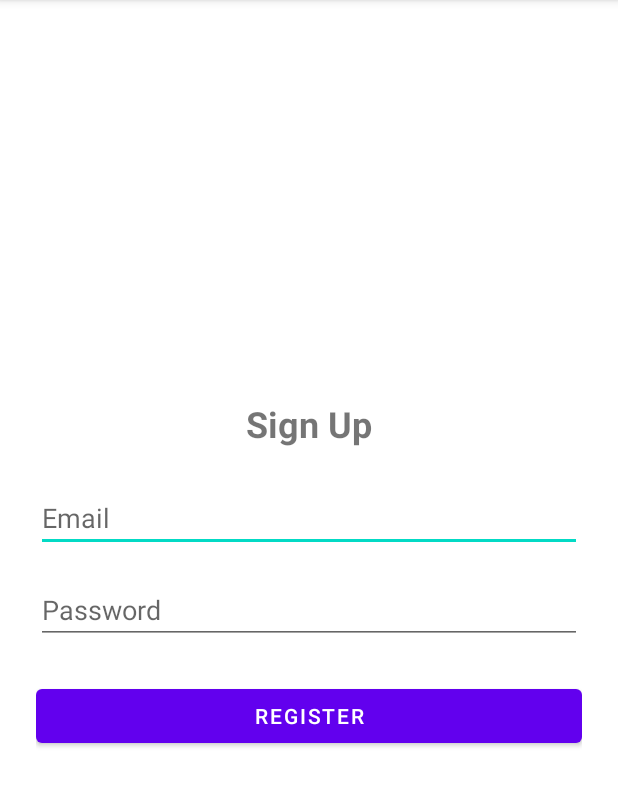
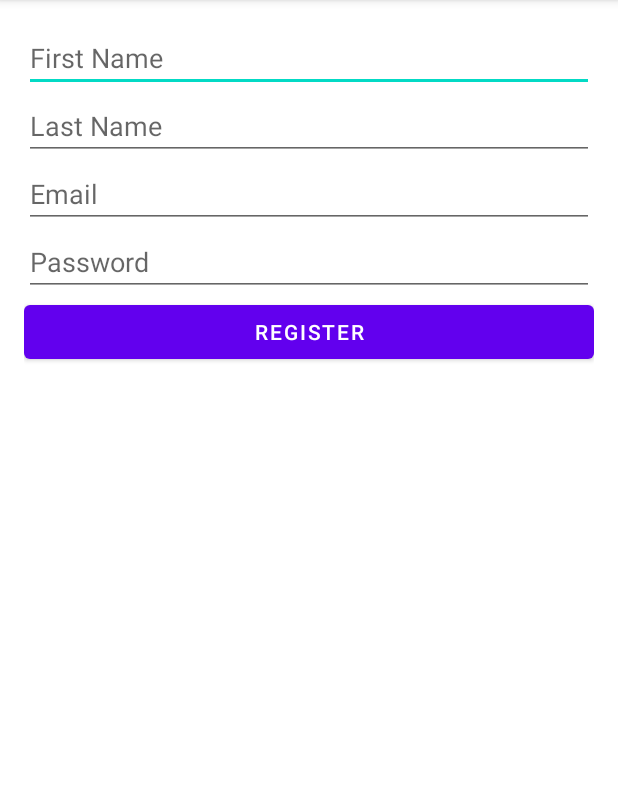
Before and after one commit to Radu214/MegaScan, an Android app: the SignUpActivity screen opened directly, with no data from a screen before it, after a tap on "REGISTER", on a phone screen of 412 x 824 dp, the part 84-891 px from its top. Run offline under Robolectric (Android 15) with nearby library versions, the phone set to English and light mode, and no system bars.

Commit message:
added logic for sign up and login

```diff
--- a/app/src/main/java/com/example/megascan/ui/SignUpActivity.java
+++ b/app/src/main/java/com/example/megascan/ui/SignUpActivity.java
@@ -11,11 +11,24 @@ import android.widget.Toast;
 
 import com.example.megascan.R;
 
+import org.json.JSONException;
+import org.json.JSONObject;
+
+import java.io.IOException;
+
+import okhttp3.*;
+
+
 public class SignUpActivity extends AppCompatActivity {
 
     private EditText editTextEmailSignUp;
     private EditText editTextPasswordSignUp;
+    private EditText editTextFirstName;
+    private EditText editTextLastName;
     private Button buttonRegister;
+
+    private OkHttpClient client;
+    private static final MediaType JSON = MediaType.parse("application/json; charset=utf-8");
 
     @Override
     protected void onCreate(Bundle savedInstanceState) {
@@ -24,7 +37,11 @@ public class SignUpActivity extends AppCompatActivity {
 
         editTextEmailSignUp = findViewById(R.id.edit_text_email_sign_up);
         editTextPasswordSignUp = findViewById(R.id.edit_text_password_sign_up);
+        editTextFirstName = findViewById(R.id.edit_text_first_name);
+        editTextLastName = findViewById(R.id.edit_text_last_name);
         buttonRegister = findViewById(R.id.button_register);
+
+        client = new OkHttpClient();
 
         buttonRegister.setOnClickListener(v -> handleSignUp());
     }
@@ -32,20 +49,56 @@ public class SignUpActivity extends AppCompatActivity {
     private void handleSignUp() {
         String email = editTextEmailSignUp.getText().toString().trim();
         String password = editTextPasswordSignUp.getText().toString().trim();
+        String firstName = editTextFirstName.getText().toString().trim();
+        String lastName = editTextLastName.getText().toString().trim();
 
-        if (TextUtils.isEmpty(email) || TextUtils.isEmpty(password)) {
-            Toast.makeText(this, R.string.error_fields_required, Toast.LENGTH_SHORT).show();
+        if (TextUtils.isEmpty(email) || TextUtils.isEmpty(password) ||
+                TextUtils.isEmpty(firstName) || TextUtils.isEmpty(lastName)) {
+            Toast.makeText(this, "All fields are required", Toast.LENGTH_SHORT).show();
             return;
         }
 
-        // In a real application, call your registration API here.
-        // For demonstration, just show a success message:
-        Toast.makeText(this, "User registered successfully!", Toast.LENGTH_SHORT).show();
+        // Build JSON payload
+        JSONObject jsonObject = new JSONObject();
+        try {
+            jsonObject.put("email", email);
+            jsonObject.put("password", password);
+            jsonObject.put("firstName", firstName);
+            jsonObject.put("lastName", lastName);
+        } catch (JSONException e) {
+            e.printStackTrace();
+        }
 
-        // Perhaps finish the activity or redirect to LoginActivity:
-        // finish();
+        RequestBody body = RequestBody.create(jsonObject.toString(), JSON);
+        Request request = new Request.Builder()
+                .url("http://10.200.20.238:3000/register") // Adjust the IP and port as needed
+                .post(body)
+                .build();
 
-        Intent intent = new Intent(SignUpActivity.this, LoginActivity.class);
-        startActivity(intent);
+        client.newCall(request).enqueue(new Callback() {
+            @Override
+            public void onFailure(Call call, IOException e) {
+                e.printStackTrace();
+                runOnUiThread(() -> Toast.makeText(SignUpActivity.this, "Error: " + e.getMessage(), Toast.LENGTH_LONG).show());
+            }
+
+            @Override
+            public void onResponse(Call call, Response response) throws IOException {
+                if (!response.isSuccessful()) {
+                    final String errorMessage = response.body().string();
+                    runOnUiThread(() -> Toast.makeText(SignUpActivity.this, "Error: " + errorMessage, Toast.LENGTH_LONG).show());
+                    return;
+                }
+
+                // Registration successful
+                runOnUiThread(() -> {
+                    Toast.makeText(SignUpActivity.this, "User registered successfully!", Toast.LENGTH_SHORT).show();
+                    // Go to login page
+                    Intent intent = new Intent(SignUpActivity.this, LoginActivity.class);
+                    startActivity(intent);
+                    finish();
+                });
+            }
+        });
     }
 }
--- a/app/src/main/res/layout/activity_sign_up.xml
+++ b/app/src/main/res/layout/activity_sign_up.xml
@@ -1,40 +1,39 @@
-<?xml version="1.0" encoding="utf-8"?>
 <LinearLayout
     xmlns:android="http://schemas.android.com/apk/res/android"
-    android:orientation="vertical"
     android:layout_width="match_parent"
     android:layout_height="match_parent"
-    android:gravity="center"
-    android:padding="24dp">
+    android:orientation="vertical"
+    android:padding="16dp">
 
-    <TextView
-        android:id="@+id/sign_up_title"
-        android:layout_width="wrap_content"
+    <EditText
+        android:id="@+id/edit_text_first_name"
+        android:layout_width="match_parent"
         android:layout_height="wrap_content"
-        android:text="@string/sign_up_title"
-        android:textSize="24sp"
-        android:textStyle="bold"
-        android:layout_marginBottom="24dp"/>
+        android:hint="First Name" />
+
+    <EditText
+        android:id="@+id/edit_text_last_name"
+        android:layout_width="match_parent"
+        android:layout_height="wrap_content"
+        android:hint="Last Name" />
 
     <EditText
         android:id="@+id/edit_text_email_sign_up"
         android:layout_width="match_parent"
         android:layout_height="wrap_content"
-        android:hint="@string/hint_email"
-        android:inputType="textEmailAddress"
-        android:layout_marginBottom="16dp"/>
+        android:hint="Email"
+        android:inputType="textEmailAddress"/>
 
     <EditText
         android:id="@+id/edit_text_password_sign_up"
         android:layout_width="match_parent"
         android:layout_height="wrap_content"
-        android:hint="@string/hint_password"
-        android:inputType="textPassword"
-        android:layout_marginBottom="24dp"/>
+        android:hint="Password"
+        android:inputType="textPassword"/>
 
     <Button
         android:id="@+id/button_register"
         android:layout_width="match_parent"
         android:layout_height="wrap_content"
-        android:text="@string/action_register" />
+        android:text="Register" />
 </LinearLayout>
```
Also changed, not shown: app/src/main/AndroidManifest.xml (+7 -12 lines), app/src/main/java/com/example/megascan/ui/LoginActivity.java (+64 -22 lines), app/src/main/res/layout/activity_main.xml (+7 -20 lines).
